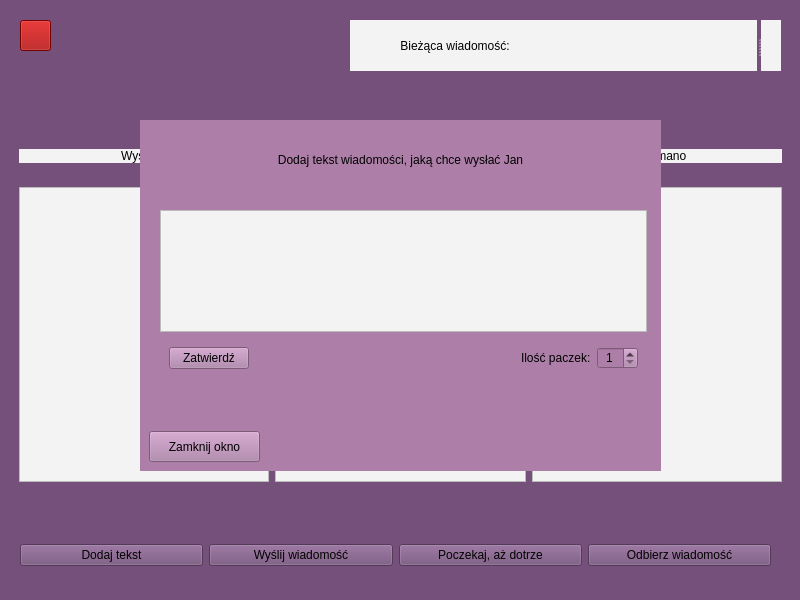
This is JanDoAni/mainwindow.ui in kocenko/PAMSI-Project1Qt as Qt 5 draws it before an edit. The edited form follows.
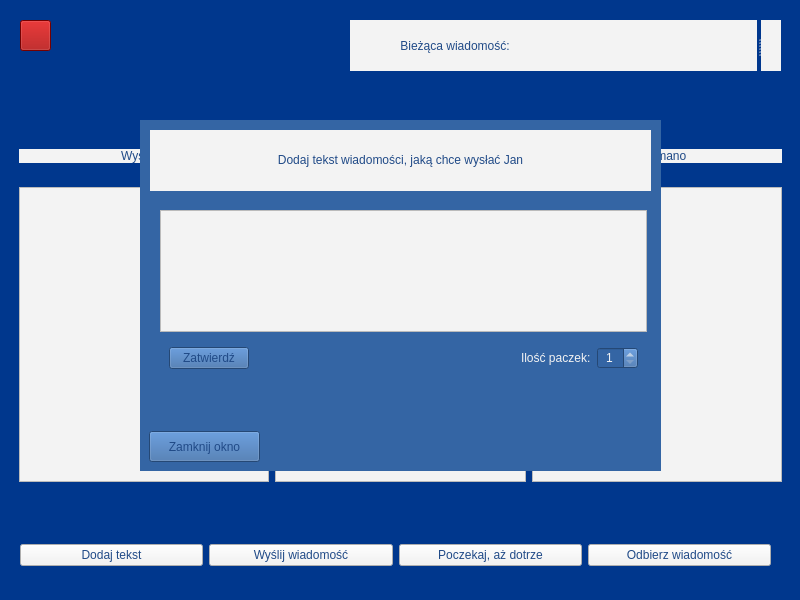
This is the edited form.

Diff of the .ui file:
```diff
--- a/JanDoAni/mainwindow.ui
+++ b/JanDoAni/mainwindow.ui
@@ -28,12 +28,16 @@
   <property name="autoFillBackground">
    <bool>false</bool>
   </property>
+  <property name="styleSheet">
+   <string notr="true">;
+background-color: rgb(0, 55, 141);</string>
+  </property>
   <property name="dockNestingEnabled">
    <bool>true</bool>
   </property>
   <widget class="QWidget" name="centralwidget">
    <property name="styleSheet">
-    <string notr="true">background-color: rgb(117, 80, 123);</string>
+    <string notr="true">color: rgb(32, 74, 135);</string>
    </property>
    <widget class="QWidget" name="add_text_window" native="true">
     <property name="geometry">
@@ -44,8 +48,72 @@
       <height>351</height>
      </rect>
     </property>
+    <property name="palette">
+     <palette>
+      <active>
+       <colorrole role="WindowText">
+        <brush brushstyle="SolidPattern">
+         <color alpha="255">
+          <red>243</red>
+          <green>243</green>
+          <blue>243</blue>
+         </color>
+        </brush>
+       </colorrole>
+       <colorrole role="ButtonText">
+        <brush brushstyle="SolidPattern">
+         <color alpha="255">
+          <red>211</red>
+          <green>215</green>
+          <blue>207</blue>
+         </color>
+        </brush>
+       </colorrole>
+      </active>
+      <inactive>
+       <colorrole role="WindowText">
+        <brush brushstyle="SolidPattern">
+         <color alpha="255">
+          <red>0</red>
+          <green>0</green>
+          <blue>0</blue>
+         </color>
+        </brush>
+       </colorrole>
+       <colorrole role="ButtonText">
+        <brush brushstyle="SolidPattern">
+         <color alpha="255">
+          <red>0</red>
+          <green>0</green>
+          <blue>0</blue>
+         </color>
+        </brush>
+       </colorrole>
+      </inactive>
+      <disabled>
+       <colorrole role="WindowText">
+        <brush brushstyle="SolidPattern">
+         <color alpha="255">
+          <red>32</red>
+          <green>74</green>
+          <blue>135</blue>
+         </color>
+        </brush>
+       </colorrole>
+       <colorrole role="ButtonText">
+        <brush brushstyle="SolidPattern">
+         <color alpha="255">
+          <red>32</red>
+          <green>74</green>
+          <blue>135</blue>
+         </color>
+        </brush>
+       </colorrole>
+      </disabled>
+     </palette>
+    </property>
     <property name="styleSheet">
-     <string notr="true">background-color: rgb(173, 127, 168)</string>
+     <string notr="true">background-color: rgb(52, 101, 164);</string>
     </property>
     <widget class="QPushButton" name="close_add_window">
      <property name="geometry">
@@ -76,7 +144,8 @@
       <enum>Qt::LeftToRight</enum>
      </property>
      <property name="styleSheet">
-      <string notr="true">font: 16pt &quot;Ubuntu Mono&quot;;</string>
+      <string notr="true">font: 16pt &quot;Ubuntu Mono&quot;;
+background-color: rgb(243, 243, 243);</string>
      </property>
      <property name="text">
       <string>Dodaj tekst wiadomości, jaką chce wysłać Jan</string>
@@ -139,6 +208,9 @@
          </item>
          <item>
           <widget class="QLabel" name="label_packages_num">
+           <property name="styleSheet">
+            <string notr="true">color: rgb(243, 243, 243);</string>
+           </property>
            <property name="text">
             <string>Ilość paczek:</string>
            </property>
@@ -147,7 +219,8 @@
          <item>
           <widget class="QSpinBox" name="packages_counter">
            <property name="styleSheet">
-            <string notr="true">font: 15pt &quot;Ubuntu Mono&quot;;</string>
+            <string notr="true">font: 15pt &quot;Ubuntu Mono&quot;;
+color: rgb(243, 243, 243);</string>
            </property>
            <property name="alignment">
             <set>Qt::AlignCenter</set>
@@ -234,6 +307,9 @@
       <height>31</height>
      </rect>
     </property>
+    <property name="autoFillBackground">
+     <bool>false</bool>
+    </property>
     <property name="styleSheet">
      <string notr="true">background-color : rgba(164, 0, 0, 255)</string>
     </property>
@@ -328,7 +404,7 @@
      </item>
     </layout>
    </widget>
-   <widget class="QWidget" name="">
+   <widget class="QWidget" name="layoutWidget">
     <property name="geometry">
      <rect>
       <x>20</x>
@@ -341,7 +417,8 @@
      <item>
       <widget class="QPushButton" name="add_text">
        <property name="styleSheet">
-        <string notr="true">font: 13pt &quot;Ubuntu Mono&quot;;</string>
+        <string notr="true">font: 13pt &quot;Ubuntu Mono&quot;;
+background-color: rgb(243, 243, 243);</string>
        </property>
        <property name="text">
         <string>Dodaj tekst</string>
@@ -351,7 +428,8 @@
      <item>
       <widget class="QPushButton" name="send_message_button">
        <property name="styleSheet">
-        <string notr="true">font: 13pt &quot;Ubuntu Mono&quot;;</string>
+        <string notr="true">font: 13pt &quot;Ubuntu Mono&quot;;
+background-color: rgb(243, 243, 243);</string>
        </property>
        <property name="text">
         <string>Wyślij wiadomość</string>
@@ -361,7 +439,8 @@
      <item>
       <widget class="QPushButton" name="shuffle_button">
        <property name="styleSheet">
-        <string notr="true">font: 13pt &quot;Ubuntu Mono&quot;;</string>
+        <string notr="true">font: 13pt &quot;Ubuntu Mono&quot;;
+background-color: rgb(243, 243, 243);</string>
        </property>
        <property name="text">
         <string>Poczekaj, aż dotrze</string>
@@ -371,7 +450,8 @@
      <item>
       <widget class="QPushButton" name="receive_button">
        <property name="styleSheet">
-        <string notr="true">font: 13pt &quot;Ubuntu Mono&quot;;</string>
+        <string notr="true">font: 13pt &quot;Ubuntu Mono&quot;;
+background-color: rgb(243, 243, 243);</string>
        </property>
        <property name="text">
         <string>Odbierz wiadomość</string>
```
Left out of the diff: 5 changed lines with no effect on the pictures.
